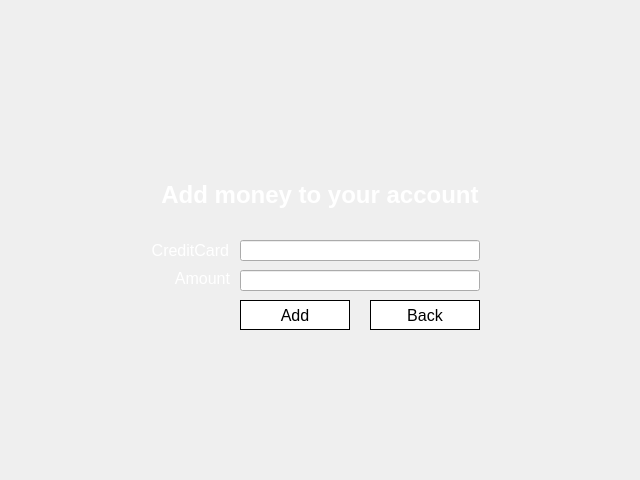
Qt form blackjack-client/ui/add.ui (lehoangtran289/Blackjack) before a commit.
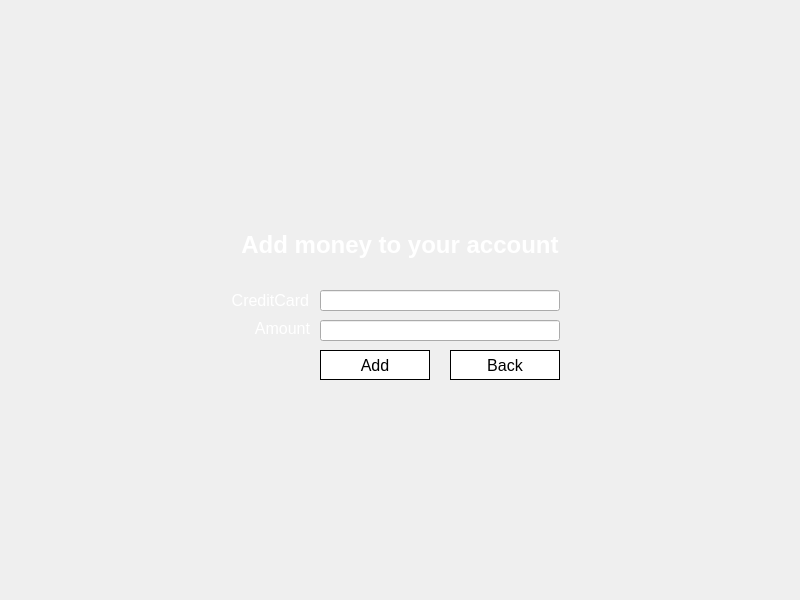
The same form after that commit. Icons and pictures are not drawn.

What changed in the file:
```diff
--- a/blackjack-client/ui/add.ui
+++ b/blackjack-client/ui/add.ui
@@ -6,8 +6,8 @@
    <rect>
     <x>0</x>
     <y>0</y>
-    <width>640</width>
-    <height>480</height>
+    <width>800</width>
+    <height>600</height>
    </rect>
   </property>
   <property name="windowTitle">
@@ -16,8 +16,8 @@
   <widget class="QPushButton" name="add_button">
    <property name="geometry">
     <rect>
-     <x>240</x>
-     <y>300</y>
+     <x>320</x>
+     <y>350</y>
      <width>110</width>
      <height>30</height>
     </rect>
@@ -41,8 +41,8 @@
   <widget class="QPushButton" name="back_button">
    <property name="geometry">
     <rect>
-     <x>370</x>
-     <y>300</y>
+     <x>450</x>
+     <y>350</y>
      <width>110</width>
      <height>30</height>
     </rect>
@@ -66,8 +66,8 @@
   <widget class="QLabel" name="label">
    <property name="geometry">
     <rect>
-     <x>109</x>
-     <y>240</y>
+     <x>189</x>
+     <y>290</y>
      <width>120</width>
      <height>20</height>
     </rect>
@@ -91,8 +91,8 @@
   <widget class="QLabel" name="label_2">
    <property name="geometry">
     <rect>
-     <x>110</x>
-     <y>270</y>
+     <x>190</x>
+     <y>320</y>
      <width>120</width>
      <height>16</height>
     </rect>
@@ -116,8 +116,8 @@
   <widget class="QLineEdit" name="credit_card_entry">
    <property name="geometry">
     <rect>
-     <x>240</x>
-     <y>240</y>
+     <x>320</x>
+     <y>290</y>
      <width>240</width>
      <height>21</height>
     </rect>
@@ -132,8 +132,8 @@
   <widget class="QLineEdit" name="amount_entry">
    <property name="geometry">
     <rect>
-     <x>240</x>
-     <y>270</y>
+     <x>320</x>
+     <y>320</y>
      <width>240</width>
      <height>21</height>
     </rect>
@@ -150,8 +150,8 @@
     <rect>
      <x>0</x>
      <y>0</y>
-     <width>640</width>
-     <height>480</height>
+     <width>800</width>
+     <height>600</height>
     </rect>
    </property>
    <property name="font">
@@ -169,8 +169,8 @@
   <widget class="QLabel" name="label_3">
    <property name="geometry">
     <rect>
-     <x>120</x>
-     <y>180</y>
+     <x>200</x>
+     <y>230</y>
      <width>400</width>
      <height>30</height>
     </rect>
```
